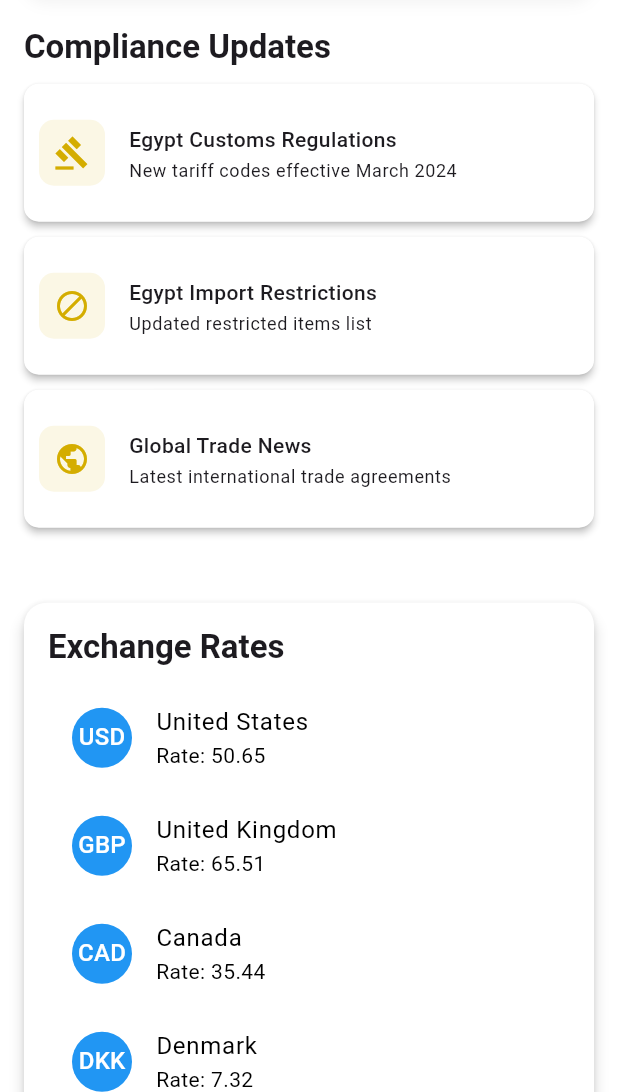
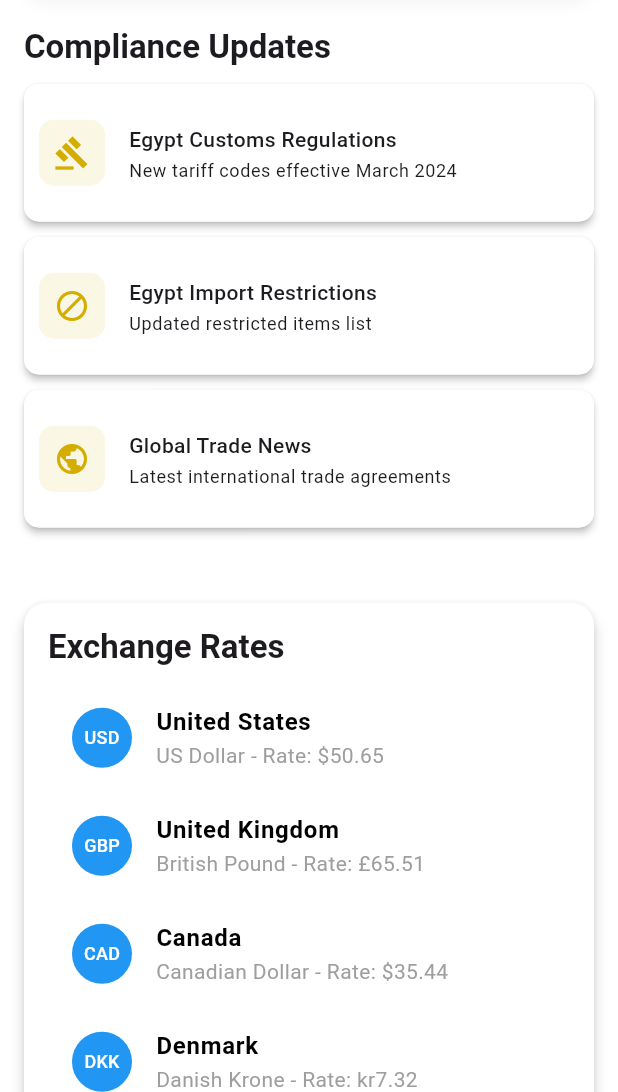
Before and after one commit to SamehKalash/CustomsX, a Flutter app: the screen it shows after launch, scrolled down 576 dp, on a phone screen of 412 x 824 dp, the part 144-1236 px from its top. Run offline on Flutter 3.47's test engine with Material 3 defaults, Android fonts, the phone set to English and light mode, and no system bars; our stand-ins replace cloud_firestore, firebase_core; accounts and stored records are empty.

Commit message:
modified the exchange currency and added currency symbol for each country also made it return to the widget directly not implemented in the dashboard 3ala tool

```diff
--- a/lib/screens/dashboard.dart
+++ b/lib/screens/dashboard.dart
@@ -3,7 +3,7 @@ import 'package:provider/provider.dart';
 import '../theme/theme_provider.dart';
 import '../widgets/status_card.dart';
 import './settings.dart';
-//import '../widgets/exhannge_rate.dart';
+import '../widgets/exhannge_rate.dart';
 
 class DashboardScreen extends StatelessWidget {
   const DashboardScreen({super.key});
@@ -23,9 +23,12 @@ class DashboardScreen extends StatelessWidget {
           ),
           IconButton(
             icon: const Icon(Icons.settings),
-            onPressed: () => Navigator.push(
+            onPressed:
+                () => Navigator.push(
                   context,
-              MaterialPageRoute(builder: (context) => const SettingsScreen()),
+                  MaterialPageRoute(
+                    builder: (context) => const SettingsScreen(),
+                  ),
                 ),
           ),
         ],
@@ -49,18 +52,22 @@ class DashboardScreen extends StatelessWidget {
             const SizedBox(height: 10),
             _buildComplianceUpdates(context),
             const SizedBox(height: 20),
-            _buildExchangeRateSection(context), // Add the exchange rate section here
+            _buildExchangeRateSection(
+              context,
+            ), // Add the exchange rate section here
           ],
         ),
       ),
     );
   }
+
   Widget _buildWelcomeBanner(BuildContext context, bool isDarkMode) {
     return Container(
       width: double.infinity,
       padding: const EdgeInsets.all(20),
       decoration: BoxDecoration(
-        color: isDarkMode
+        color:
+            isDarkMode
                 ? const Color.fromARGB(255, 211, 174, 9)
                 : Theme.of(context).primaryColor,
         borderRadius: BorderRadius.circular(15),
@@ -77,9 +84,9 @@ class DashboardScreen extends StatelessWidget {
         children: [
           Text(
             'Welcome Back,',
-            style: Theme.of(context).textTheme.bodyLarge?.copyWith(
-                  color: Colors.white70,
-                ),
+            style: Theme.of(
+              context,
+            ).textTheme.bodyLarge?.copyWith(color: Colors.white70),
           ),
           Text(
             'Sam!',
@@ -91,9 +98,9 @@ class DashboardScreen extends StatelessWidget {
           const SizedBox(height: 10),
           Text(
             'Last login: 2 hours ago',
-            style: Theme.of(context).textTheme.bodySmall?.copyWith(
-                  color: Colors.white70,
-                ),
+            style: Theme.of(
+              context,
+            ).textTheme.bodySmall?.copyWith(color: Colors.white70),
           ),
         ],
       ),
@@ -103,9 +110,9 @@ class DashboardScreen extends StatelessWidget {
   Widget _buildSectionTitle(BuildContext context, String title) {
     return Text(
       title,
-      style: Theme.of(context).textTheme.titleLarge?.copyWith(
-            fontWeight: FontWeight.bold,
-          ),
+      style: Theme.of(
+        context,
+      ).textTheme.titleLarge?.copyWith(fontWeight: FontWeight.bold),
     );
   }
 
@@ -142,56 +149,11 @@ class DashboardScreen extends StatelessWidget {
       ],
     );
   }
+
   Widget _buildExchangeRateSection(BuildContext context) {
-    final List<Map<String, String>> exchangeRates = [
-      {'currency': 'USD', 'rate': '50.65', 'country': 'United States'},
-      {'currency': 'GBP', 'rate': '65.51', 'country': 'United Kingdom'},
-      {'currency': 'CAD', 'rate': '35.44', 'country': 'Canada'},
-      {'currency': 'DKK', 'rate': '7.32', 'country': 'Denmark'},
-      {'currency': 'NOK', 'rate': '4.81', 'country': 'Norway'},
-      {'currency': 'SEK', 'rate': '5.05', 'country': 'Sweden'},
-      {'currency': 'CHF', 'rate': '57.28', 'country': 'Switzerland'},
-      {'currency': 'JPY', 'rate': '0.34', 'country': 'Japan'},
-      {'currency': 'EUR', 'rate': '54.62', 'country': 'European Union'},
-      {'currency': 'EGP', 'rate': '1.00', 'country': 'Egypt'},
-    ];
+    return ExchangeRateWidget();
+  }
 
-    return Card(
-      elevation: 4,
-      margin: const EdgeInsets.symmetric(vertical: 20),
-      shape: RoundedRectangleBorder(borderRadius: BorderRadius.circular(15)),
-      child: Padding(
-        padding: const EdgeInsets.all(16),
-        child: Column(
-          crossAxisAlignment: CrossAxisAlignment.start,
-          children: [
-            Text(
-              'Exchange Rates',
-              style: Theme.of(context).textTheme.titleLarge?.copyWith(
-                    fontWeight: FontWeight.bold,
-                  ),
-            ),
-            const SizedBox(height: 10),
-            ListView.builder(
-              shrinkWrap: true,
-              physics: const NeverScrollableScrollPhysics(),
-              itemCount: exchangeRates.length,
-              itemBuilder: (context, index) {
-                final rate = exchangeRates[index];
-                return ListTile(
-                  leading: CircleAvatar(
-                    child: Text(rate['currency']!),
-                  ),
-                  title: Text(rate['country']!),
-                  subtitle: Text('Rate: ${rate['rate']}'),
-                );
-              },
-            ),
-          ],
-        ),
-      ),
-    );
-  }
   Widget _buildActionButton(
     BuildContext context,
     IconData icon,
@@ -219,10 +181,9 @@ class DashboardScreen extends StatelessWidget {
             const SizedBox(height: 10),
             Text(
               label,
-              style: Theme.of(context)
-                  .textTheme
-                  .bodyMedium
-                  ?.copyWith(fontWeight: FontWeight.w500),
+              style: Theme.of(
+                context,
+              ).textTheme.bodyMedium?.copyWith(fontWeight: FontWeight.w500),
             ),
           ],
         ),
@@ -299,10 +260,9 @@ class DashboardScreen extends StatelessWidget {
         ),
         title: Text(
           title,
-          style: Theme.of(context)
-              .textTheme
-              .bodyMedium
-              ?.copyWith(fontWeight: FontWeight.w500),
+          style: Theme.of(
+            context,
+          ).textTheme.bodyMedium?.copyWith(fontWeight: FontWeight.w500),
         ),
         subtitle: Text(subtitle, style: Theme.of(context).textTheme.bodySmall),
         onTap: () => Navigator.pushNamed(context, '/compliance'),
@@ -313,7 +273,8 @@ class DashboardScreen extends StatelessWidget {
   void _showNotifications(BuildContext context) {
     showDialog(
       context: context,
-      builder: (context) => AlertDialog(
+      builder:
+          (context) => AlertDialog(
             title: const Text('Notifications'),
             content: SizedBox(
               width: double.maxFinite,
--- a/lib/widgets/exhannge_rate.dart
+++ b/lib/widgets/exhannge_rate.dart
@@ -2,16 +2,76 @@ import 'package:flutter/material.dart';
 
 class ExchangeRateWidget extends StatelessWidget {
   final List<Map<String, String>> exchangeRates = [
-    {'currency': 'USD', 'rate': '50.65', 'country': 'United States'},
-    {'currency': 'GBP', 'rate': '65.51', 'country': 'United Kingdom'},
-    {'currency': 'CAD', 'rate': '35.44', 'country': 'Canada'},
-    {'currency': 'DKK', 'rate': '7.32', 'country': 'Denmark'},
-    {'currency': 'NOK', 'rate': '4.81', 'country': 'Norway'},
-    {'currency': 'SEK', 'rate': '5.05', 'country': 'Sweden'},
-    {'currency': 'CHF', 'rate': '57.28', 'country': 'Switzerland'},
-    {'currency': 'JPY', 'rate': '0.34', 'country': 'Japan'},
-    {'currency': 'EUR', 'rate': '54.62', 'country': 'European Union'},
-    {'currency': 'EGP', 'rate': '1.00', 'country': 'Egypt'},
+    {
+      'currency': 'USD',
+      'rate': '50.65',
+      'country': 'United States',
+      'symbol': '\$',
+      'currencyName': 'US Dollar',
+    },
+    {
+      'currency': 'GBP',
+      'rate': '65.51',
+      'country': 'United Kingdom',
+      'symbol': '£',
+      'currencyName': 'British Pound',
+    },
+    {
+      'currency': 'CAD',
+      'rate': '35.44',
+      'country': 'Canada',
+      'symbol': '\$',
+      'currencyName': 'Canadian Dollar',
+    },
+    {
+      'currency': 'DKK',
+      'rate': '7.32',
+      'country': 'Denmark',
+      'symbol': 'kr',
+      'currencyName': 'Danish Krone',
+    },
+    {
+      'currency': 'NOK',
+      'rate': '4.81',
+      'country': 'Norway',
+      'symbol': 'kr',
+      'currencyName': 'Norwegian Krone',
+    },
+    {
+      'currency': 'SEK',
+      'rate': '5.05',
+      'country': 'Sweden',
+      'symbol': 'kr',
+      'currencyName': 'Swedish Krona',
+    },
+    {
+      'currency': 'CHF',
+      'rate': '57.28',
+      'country': 'Switzerland',
+      'symbol': 'CHF',
+      'currencyName': 'Swiss Franc',
+    },
+    {
+      'currency': 'JPY',
+      'rate': '0.34',
+      'country': 'Japan',
+      'symbol': '¥',
+      'currencyName': 'Japanese Yen',
+    },
+    {
+      'currency': 'EUR',
+      'rate': '54.62',
+      'country': 'European Union',
+      'symbol': '€',
+      'currencyName': 'Euro',
+    },
+    {
+      'currency': 'EGP',
+      'rate': '1.00',
+      'country': 'Egypt',
+      'symbol': 'E£',
+      'currencyName': 'Egyptian Pound',
+    },
   ];
 
   ExchangeRateWidget({super.key});
@@ -29,9 +89,9 @@ class ExchangeRateWidget extends StatelessWidget {
           children: [
             Text(
               'Exchange Rates',
-              style: Theme.of(context).textTheme.titleLarge?.copyWith(
-                    fontWeight: FontWeight.bold,
-                  ),
+              style: Theme.of(
+                context,
+              ).textTheme.titleLarge?.copyWith(fontWeight: FontWeight.bold),
             ),
             const SizedBox(height: 10),
             ListView.builder(
@@ -42,10 +102,25 @@ class ExchangeRateWidget extends StatelessWidget {
                 final rate = exchangeRates[index];
                 return ListTile(
                   leading: CircleAvatar(
-                    child: Text(rate['currency']!),
+                    child: Text(
+                      rate['currency']!,
+                      style: const TextStyle(
+                        fontSize: 12,
+                      ), // Adjust font size for better fit
+                    ),
                   ),
-                  title: Text(rate['country']!),
-                  subtitle: Text('Rate: ${rate['rate']}'),
+                  title: Text(
+                    rate['country']!,
+                    style: const TextStyle(
+                      fontWeight: FontWeight.bold,
+                    ), // Make country name bold
+                  ),
+                  subtitle: Text(
+                    '${rate['currencyName']} - Rate: ${rate['symbol']}${rate['rate']}', // Combine currency name and rate
+                    style: const TextStyle(
+                      color: Colors.grey,
+                    ), // Add styling for visibility
+                  ),
                 );
               },
             ),
```
Also changed, not shown: 3 other files. Lines whose indentation alone changed are shown as unchanged.
